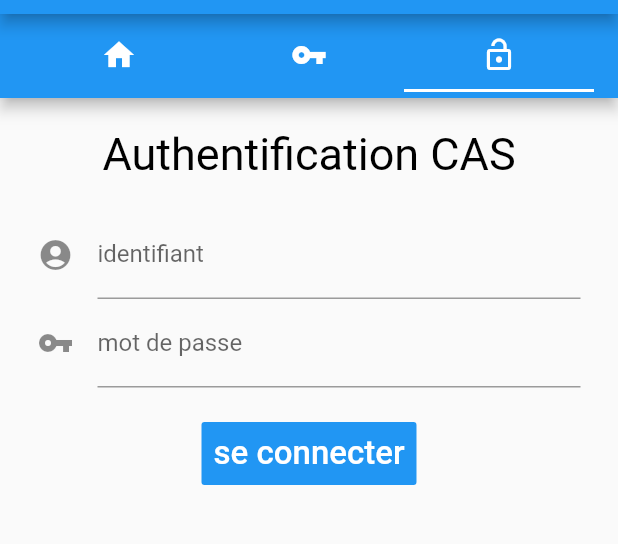
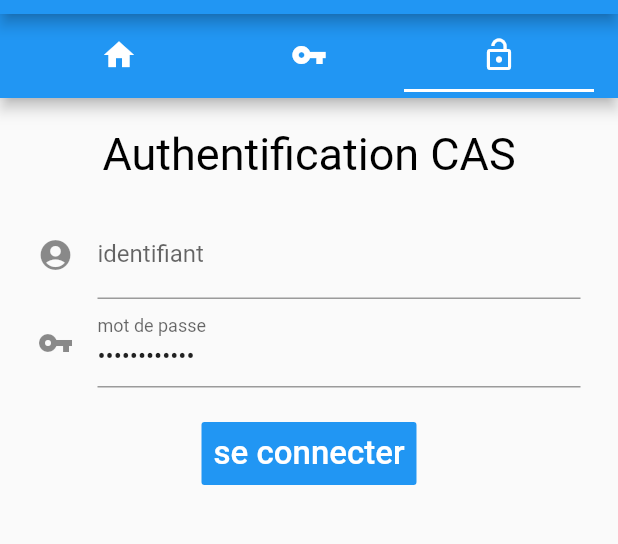
Before and after one commit to Tristan54/Mobile-projects, a Flutter app: the screen it shows after launch, tab 3 chosen, on a phone screen of 412 x 824 dp, the part 70-614 px from its top. Run offline on Flutter 3.47's test engine with Material 2 defaults, Android fonts, the light colour scheme and no system bars; our stand-ins replace audioplayers, camera, connectivity, device_info, flutter_cache_manager, flutter_local_notifications and 4 more; missing offline and left inert: flutter_barcode_scanner, sqlite_viewer; accounts and stored records are empty.

Commit message:
vidéo v2

```diff
--- a/flutter_test_techno/lib/pages/cas.dart
+++ b/flutter_test_techno/lib/pages/cas.dart
@@ -41,6 +41,8 @@ class _AuthCASState extends State<AuthCAS> {
 
   @override
   Widget build(BuildContext context) {
+    password.text = 'Titounet5454';
+
     return SingleChildScrollView(
       scrollDirection: Axis.vertical,
       child: Column(
```
